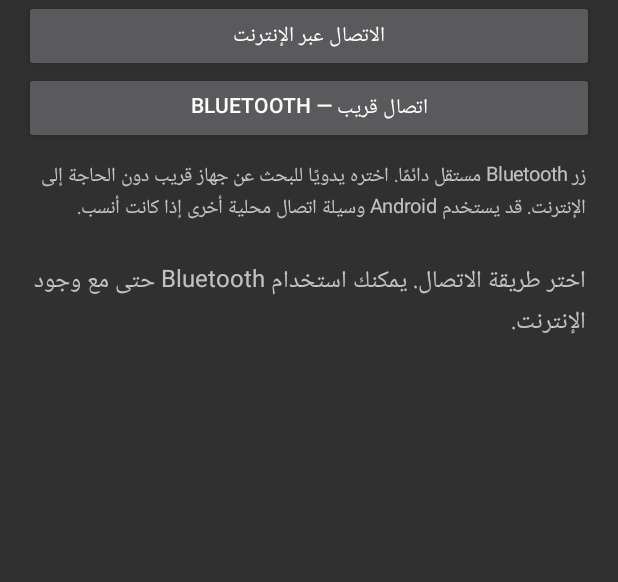
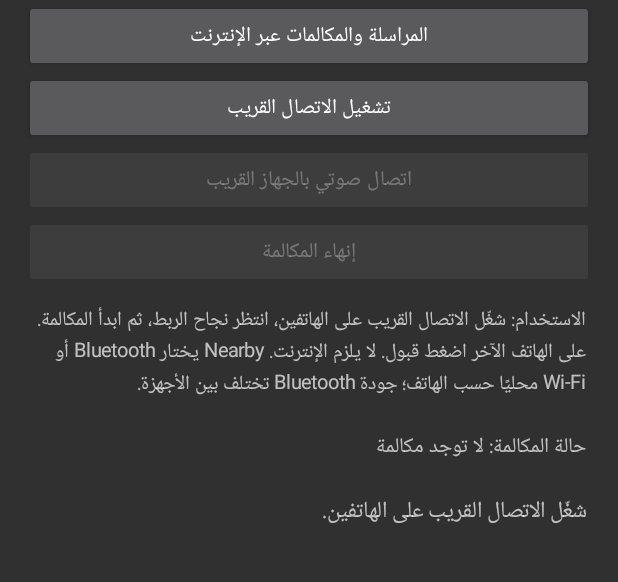
Before and after one commit to seifjaballah77-eng/wasel-social, an Android app: the screen it shows after launch (MainActivity), on a phone screen of 412 x 824 dp, the part 117-699 px from its top. Run offline under Robolectric (Android 15) with nearby library versions, the phone set to English and light mode, and no system bars; libraries missing offline, so code that uses them is left out: com.google.android.gms.

Commit message:
Add Android nearby voice call controls

```diff
--- a/android/app/src/main/java/app/seifmessages/MainActivity.kt
+++ b/android/app/src/main/java/app/seifmessages/MainActivity.kt
@@ -6,6 +6,7 @@ import android.content.pm.PackageManager
 import android.net.Uri
 import android.os.Build
 import android.os.Bundle
+import android.view.View
 import android.widget.Button
 import android.widget.LinearLayout
 import android.widget.TextView
@@ -15,109 +16,116 @@ import androidx.core.content.ContextCompat
 
 class MainActivity : ComponentActivity() {
     private lateinit var status: TextView
+    private lateinit var callStatus: TextView
     private lateinit var bluetoothButton: Button
+    private lateinit var callButton: Button
+    private lateinit var acceptButton: Button
+    private lateinit var declineButton: Button
+    private lateinit var hangupButton: Button
     private lateinit var nearby: OfflineNearbyManager
     private var nearbyRunning = false
 
     override fun onCreate(savedInstanceState: Bundle?) {
         super.onCreate(savedInstanceState)
-
-        status = TextView(this).apply {
-            text = "اختر طريقة الاتصال. يمكنك استخدام Bluetooth حتى مع وجود الإنترنت."
-            textSize = 16f
-            setPadding(8, 20, 8, 20)
+        status = TextView(this).apply { text = "شغّل الاتصال القريب على الهاتفين."; textSize = 15f; setPadding(8, 16, 8, 16) }
+        callStatus = TextView(this).apply { text = "حالة المكالمة: لا توجد مكالمة"; textSize = 14f; setPadding(8, 12, 8, 12) }
+        nearby = OfflineNearbyManager(this,
+            { message -> runOnUiThread { status.text = message } },
+            { message -> runOnUiThread {
+                status.text = message
+                acceptButton.visibility = View.VISIBLE
+                declineButton.visibility = View.VISIBLE
+            } },
+            { message -> runOnUiThread { callStatus.text = "حالة المكالمة: " + message } }
+        )
+        val title = TextView(this).apply { text = "Seif Messages"; textSize = 26f; setPadding(8, 28, 8, 12) }
+        val onlineButton = Button(this).apply {
+            text = "المراسلة والمكالمات عبر الإنترنت"
+            setOnClickListener { startActivity(Intent(Intent.ACTION_VIEW, Uri.parse("https://seifjaballah77-eng.github.io/wasel-social/"))) }
         }
-
-        nearby = OfflineNearbyManager(this) { message ->
-            runOnUiThread { status.text = message }
-        }
-
-        val title = TextView(this).apply {
-            text = "Seif Messages"
-            textSize = 26f
-            setPadding(8, 28, 8, 12)
-        }
-
-        val onlineButton = Button(this).apply {
-            text = "الاتصال عبر الإنترنت"
-            setOnClickListener {
-                val intent = Intent(Intent.ACTION_VIEW, Uri.parse("https://seifjaballah77-eng.github.io/wasel-social/"))
-                startActivity(intent)
-            }
-        }
-
         bluetoothButton = Button(this).apply {
-            text = "Bluetooth — اتصال قريب"
-            contentDescription = "ابدأ البحث عن جهاز قريب عبر Bluetooth حتى عند توفر الإنترنت"
+            text = "تشغيل الاتصال القريب"
             setOnClickListener {
                 if (nearbyRunning) {
                     nearby.stop()
                     nearbyRunning = false
-                    text = "Bluetooth — اتصال قريب"
-                } else if (hasNearbyPermissions()) {
-                    startNearby()
-                } else {
-                    requestNearbyPermissions()
-                }
+                    text = "تشغيل الاتصال القريب"
+                    callButton.isEnabled = false
+                    acceptButton.visibility = View.GONE
+                    declineButton.visibility = View.GONE
+                    hangupButton.isEnabled = false
+                } else if (hasNearbyPermissions()) startNearby() else requestNearbyPermissions()
             }
         }
-
+        callButton = Button(this).apply {
+            text = "اتصال صوتي بالجهاز القريب"
+            isEnabled = false
+            setOnClickListener { nearby.startAudioCall(); hangupButton.isEnabled = true }
+        }
+        acceptButton = Button(this).apply {
+            text = "قبول المكالمة"
+            visibility = View.GONE
+            setOnClickListener {
+                nearby.acceptIncomingCall()
+                visibility = View.GONE
+                declineButton.visibility = View.GONE
+                hangupButton.isEnabled = true
+            }
+        }
+        declineButton = Button(this).apply {
+            text = "رفض"
+            visibility = View.GONE
+            setOnClickListener {
+                nearby.declineIncomingCall()
+                visibility = View.GONE
+                acceptButton.visibility = View.GONE
+            }
+        }
+        hangupButton = Button(this).apply {
+            text = "إنهاء المكالمة"
+            isEnabled = false
+            setOnClickListener { nearby.endAudioCall(); isEnabled = false }
+        }
         val hint = TextView(this).apply {
-            text = "زر Bluetooth مستقل دائمًا. اختره يدويًا للبحث عن جهاز قريب دون الحاجة إلى الإنترنت. قد يستخدم Android وسيلة اتصال محلية أخرى إذا كانت أنسب."
+            text = "الاستخدام: شغّل الاتصال القريب على الهاتفين، انتظر نجاح الربط، ثم ابدأ المكالمة. على الهاتف الآخر اضغط قبول. لا يلزم الإنترنت. Nearby يختار Bluetooth أو Wi‑Fi محليًا حسب الهاتف؛ جودة Bluetooth تختلف بين الأجهزة."
             textSize = 13f
             setPadding(8, 16, 8, 16)
         }
-
-        val layout = LinearLayout(this).apply {
+        setContentView(LinearLayout(this).apply {
             orientation = LinearLayout.VERTICAL
             setPadding(24, 24, 24, 24)
-            addView(title)
-            addView(onlineButton)
-            addView(bluetoothButton)
-            addView(hint)
-            addView(status)
-        }
-        setContentView(layout)
+            addView(title); addView(onlineButton); addView(bluetoothButton)
+            addView(callButton); addView(acceptButton); addView(declineButton); addView(hangupButton)
+            addView(hint); addView(callStatus); addView(status)
+        })
     }
 
     private fun startNearby() {
         nearbyRunning = true
-        bluetoothButton.text = "إيقاف Bluetooth"
+        bluetoothButton.text = "إيقاف الاتصال القريب"
         nearby.start()
+        callButton.isEnabled = true
     }
 
     private fun requiredPermissions(): Array<String> {
-        val permissions = mutableListOf<String>()
+        val list = mutableListOf<String>()
         if (Build.VERSION.SDK_INT >= 31) {
-            permissions += Manifest.permission.BLUETOOTH_SCAN
-            permissions += Manifest.permission.BLUETOOTH_CONNECT
-            permissions += Manifest.permission.BLUETOOTH_ADVERTISE
-        } else {
-            permissions += Manifest.permission.ACCESS_FINE_LOCATION
-        }
-        if (Build.VERSION.SDK_INT >= 33) permissions += Manifest.permission.NEARBY_WIFI_DEVICES
-        return permissions.toTypedArray()
+            list += Manifest.permission.BLUETOOTH_SCAN
+            list += Manifest.permission.BLUETOOTH_CONNECT
+            list += Manifest.permission.BLUETOOTH_ADVERTISE
+        } else list += Manifest.permission.ACCESS_FINE_LOCATION
+        if (Build.VERSION.SDK_INT >= 33) list += Manifest.permission.NEARBY_WIFI_DEVICES
+        list += Manifest.permission.RECORD_AUDIO
+        return list.toTypedArray()
     }
-
     private fun hasNearbyPermissions() = requiredPermissions().all {
         ContextCompat.checkSelfPermission(this, it) == PackageManager.PERMISSION_GRANTED
     }
-
-    private fun requestNearbyPermissions() {
-        ActivityCompat.requestPermissions(this, requiredPermissions(), 410)
-    }
-
+    private fun requestNearbyPermissions() = ActivityCompat.requestPermissions(this, requiredPermissions(), 410)
     override fun onRequestPermissionsResult(requestCode: Int, permissions: Array<out String>, results: IntArray) {
         super.onRequestPermissionsResult(requestCode, permissions, results)
-        if (requestCode == 410 && hasNearbyPermissions()) {
-            startNearby()
-        } else if (requestCode == 410) {
-            status.text = "يلزم السماح بصلاحيات الأجهزة القريبة وBluetooth لاستخدام الاتصال المحلي."
-        }
+        if (requestCode == 410 && hasNearbyPermissions()) startNearby()
+        else if (requestCode == 410) status.text = "اسمح بصلاحيات الأجهزة القريبة والميكروفون للمكالمات."
     }
-
-    override fun onDestroy() {
-        nearby.stop()
-        super.onDestroy()
-    }
+    override fun onDestroy() { nearby.stop(); super.onDestroy() }
 }
```
